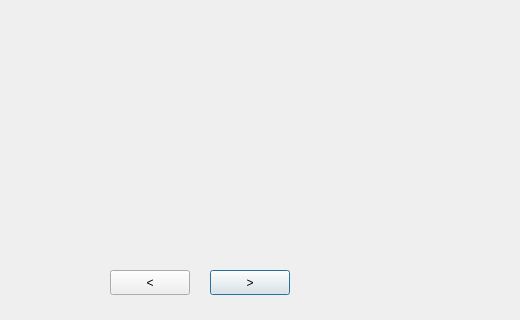
The window that ui/results.ui (pariterre/QtKinoveaAnalyse) describes before a commit, drawn with Qt 5; both pictures show x 0 to 520 and y 180 to 500 of the 950 by 500 pixel window.
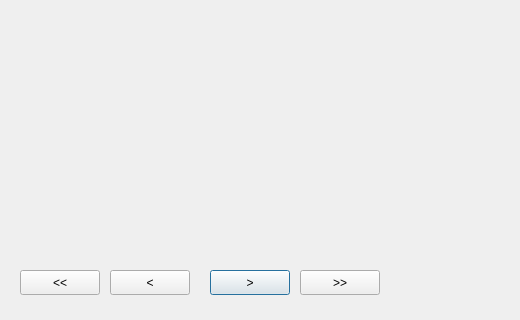
The same window after the commit.

Commit message: added a faster button

The edit to the form file:
```diff
--- a/ui/results.ui
+++ b/ui/results.ui
@@ -117,6 +117,32 @@
     <string>&lt;</string>
    </property>
   </widget>
+  <widget class="QPushButton" name="NextWidgetFast">
+   <property name="geometry">
+    <rect>
+     <x>300</x>
+     <y>450</y>
+     <width>80</width>
+     <height>25</height>
+    </rect>
+   </property>
+   <property name="text">
+    <string>&gt;&gt;</string>
+   </property>
+  </widget>
+  <widget class="QPushButton" name="PreviousWidgetFast">
+   <property name="geometry">
+    <rect>
+     <x>20</x>
+     <y>450</y>
+     <width>80</width>
+     <height>25</height>
+    </rect>
+   </property>
+   <property name="text">
+    <string>&lt;&lt;</string>
+   </property>
+  </widget>
   <zorder>modelPositionWidget</zorder>
   <zorder>comHeightWidget</zorder>
   <zorder>comVelocityWidget</zorder>
```
Left out of the diff: 2 changed lines with no effect on the pictures. The commit also changes 2 other files.
